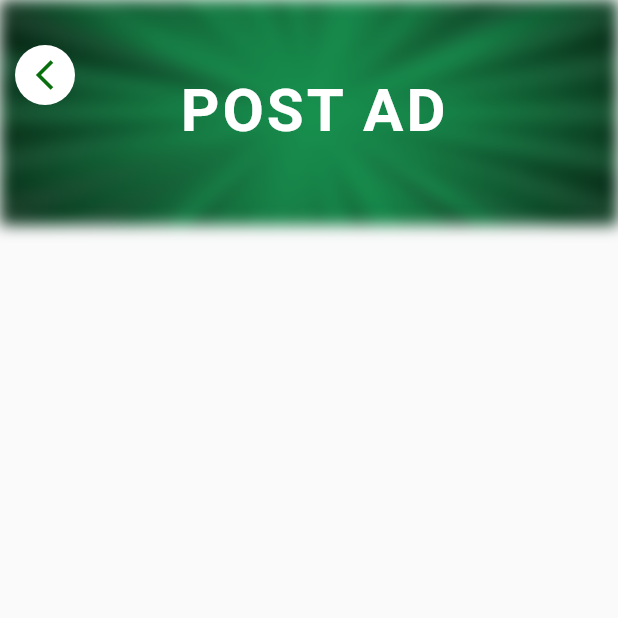
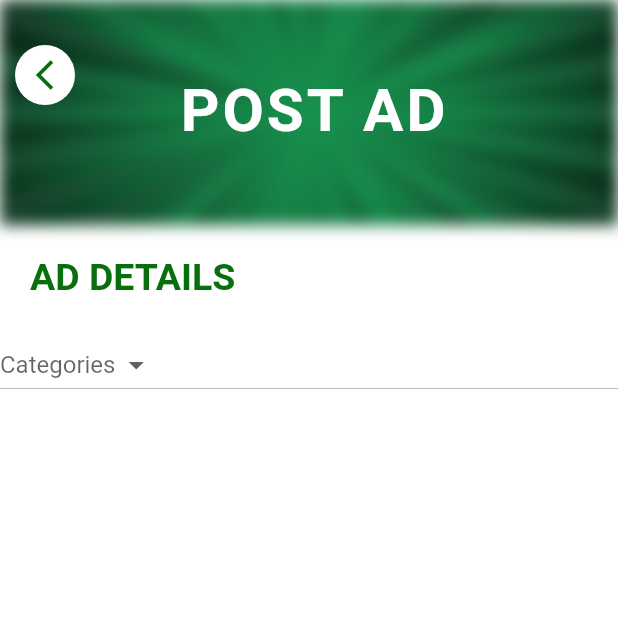
Before and after one commit to IamShahabAlam/Online-Store, a Flutter app: the Post_Product screen opened directly, on a phone screen of 412 x 824 dp, the top half of it. Run offline on Flutter 3.47's test engine with Material 2 defaults, Android fonts, the light colour scheme and no system bars; our stand-ins replace animated_splash_screen, carousel_slider, cloud_firestore, curved_navigation_bar, firebase_auth, firebase_core and 3 more; missing offline and left inert: clippy_flutter, comment_box, favorite_button, pimp_my_button; accounts and stored records are empty.

Commit message:
Initial Commit

```diff
--- a/lib/screens/post_product.dart
+++ b/lib/screens/post_product.dart
@@ -4,7 +4,19 @@ import 'package:flutter/cupertino.dart';
 import 'package:flutter/material.dart';
 import 'dart:ui';
 
-class Post_Product extends StatelessWidget {
+class Post_Product extends StatefulWidget {
+
+  @override
+  _Post_ProductState createState() => _Post_ProductState();
+}
+
+class _Post_ProductState extends State<Post_Product> {
+
+  String dropdownValue;
+
+  var items = [
+    "Fashion", "Electronics" , "Mobiles" , "Bikes" , "Pets" , "others"
+  ];
 
   @override
   Widget build(BuildContext context) {
@@ -13,9 +25,11 @@ class Post_Product extends StatelessWidget {
     final _w = MediaQuery.of(context).size.width;
 
     return Scaffold(
+      backgroundColor: kBG,
       body:
-      Column(
+      Column( crossAxisAlignment: CrossAxisAlignment.stretch,
         children: [
+// ===============================  Cover =========================================
           Stack(
             children: [
               ButtCheek(
@@ -58,9 +72,35 @@ class Post_Product extends StatelessWidget {
               ),
             ],
           ),
-// =============================================================================================
+
+// ================================  Fields ========================================
+// Title
+          Container(
+            margin: const EdgeInsets.symmetric(vertical: 20.0 ,horizontal: 20.0),
+            child: Text("Ad Details".toUpperCase() ,textAlign: TextAlign.left ,style: TextStyle(color: kBMRactiveCardColor, fontSize: 25.0 , fontWeight: FontWeight.bold), ),
+          ),
+
+          DropdownButton(
+            value: dropdownValue,
+            hint: Text("Categories"),
+            items: items.map((String items) {
+              return DropdownMenuItem(
+                value: items,
+                  child: Text(items),);
+                }).toList(),
+            onChanged: (String newValue){
+              setState((){
+                dropdownValue = newValue;
+              });
+            },
+          ),
 
 
+
+// ================================ X  ========================================
+// ================================  X ========================================
+// ================================  X ========================================
+// ================================  X ========================================
 
         ],
       ),
```
